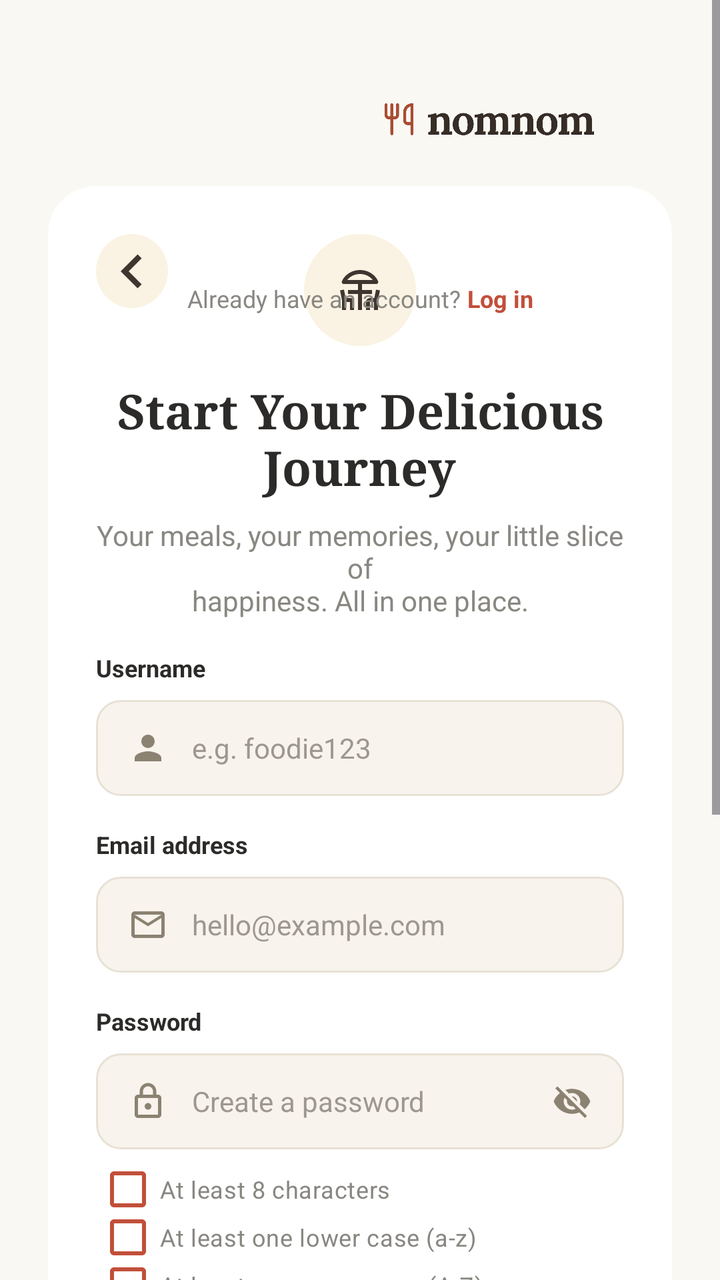
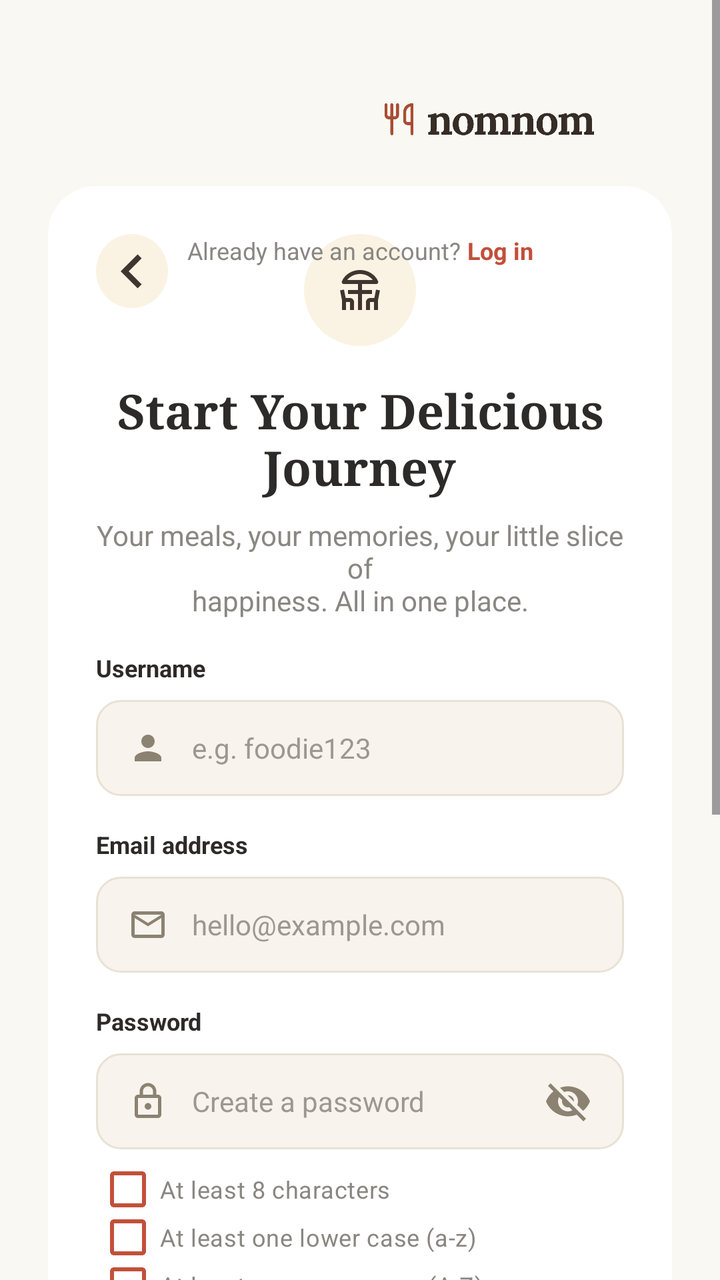

An Android layout rendered at two revisions. The XML below is the earlier revision; the diff shows what the commit changed to produce the second picture.
<!-- AndroidManifest.xml: application theme Theme.Nomnom -->
<!-- res/layout/activity_register.xml -->
<?xml version="1.0" encoding="utf-8"?>
<ScrollView xmlns:android="http://schemas.android.com/apk/res/android"
    xmlns:app="http://schemas.android.com/apk/res-auto"
    xmlns:tools="http://schemas.android.com/tools"
    android:layout_width="match_parent"
    android:layout_height="match_parent"
    android:fillViewport="true"
    android:background="#FAF8F3">

    <androidx.constraintlayout.widget.ConstraintLayout
        android:layout_width="match_parent"
        android:layout_height="wrap_content"
        android:padding="24dp">

        

        

        

        <ImageView
            android:id="@+id/ivLogo"
            android:layout_width="112dp"
            android:layout_height="25dp"
            android:layout_marginStart="164dp"
            android:layout_marginTop="24dp"
            android:src="@drawable/logo"
            app:layout_constraintStart_toStartOf="parent"
            app:layout_constraintTop_toTopOf="parent" />

        <androidx.constraintlayout.widget.ConstraintLayout
            android:id="@+id/cardContainer"
            android:layout_width="match_parent"
            android:layout_height="wrap_content"
            android:layout_marginTop="20dp"
            android:background="@drawable/bg_card"
            android:padding="24dp"
            app:layout_constraintTop_toBottomOf="@id/ivLogo"
            tools:layout_editor_absoluteX="24dp">

            <ImageView
                android:id="@+id/ivHeaderIcon"
                android:layout_width="56dp"
                android:layout_height="56dp"
                android:background="@drawable/bg_icon_register"
                android:padding="16dp"
                android:src="@drawable/ic_dining"
                app:layout_constraintEnd_toEndOf="parent"
                app:layout_constraintStart_toStartOf="parent"
                app:layout_constraintTop_toTopOf="parent" />

            <ImageView
                android:id="@+id/ivHeaderIcon2"
                android:layout_width="36dp"
                android:layout_height="37dp"
                android:background="@drawable/bg_icon_register"
                android:padding="1dp"
                android:src="@drawable/ic_back"
                app:layout_constraintEnd_toEndOf="parent"
                app:layout_constraintHorizontal_bias="0.0"
                app:layout_constraintStart_toStartOf="parent"
                app:layout_constraintTop_toTopOf="parent" />

            <TextView
                android:id="@+id/tvTitle"
                android:layout_width="0dp"
                android:layout_height="wrap_content"
                android:layout_marginTop="16dp"
                android:fontFamily="serif"
                android:gravity="center"
                android:text="Start Your Delicious\nJourney"
                android:textColor="#2C2B29"
                android:textSize="24sp"
                android:textStyle="bold"
                app:layout_constraintEnd_toEndOf="parent"
                app:layout_constraintStart_toStartOf="parent"
                app:layout_constraintTop_toBottomOf="@id/ivHeaderIcon" />

            <TextView
                android:id="@+id/tvSubtitle"
                android:layout_width="0dp"
                android:layout_height="wrap_content"
                android:layout_marginTop="8dp"
                android:gravity="center"
                android:text="Your meals, your memories, your little slice of\nhappiness. All in one place."
                android:textColor="#898782"
                android:textSize="14sp"
                app:layout_constraintEnd_toEndOf="parent"
                app:layout_constraintStart_toStartOf="parent"
                app:layout_constraintTop_toBottomOf="@id/tvTitle" />

            <LinearLayout
                android:id="@+id/llBenefits"
                android:layout_width="wrap_content"
                android:layout_height="wrap_content"
                android:layout_marginTop="8dp"
                android:gravity="center_vertical"
                android:orientation="horizontal"
                app:layout_constraintEnd_toEndOf="parent"
                app:layout_constraintStart_toStartOf="parent"
                app:layout_constraintTop_toBottomOf="@id/tvSubtitle" />

            

            <TextView
                android:id="@+id/tvUsernameLabel"
                android:layout_width="wrap_content"
                android:layout_height="wrap_content"
                android:layout_marginTop="8dp"
                android:text="Username"
                android:textColor="#2C2B29"
                android:textSize="12sp"
                android:textStyle="bold"
                app:layout_constraintStart_toStartOf="parent"
                app:layout_constraintTop_toBottomOf="@id/llBenefits" />

            <LinearLayout
                android:id="@+id/llUsername"
                android:layout_width="match_parent"
                android:layout_height="48dp"
                android:layout_marginTop="8dp"
                android:background="@drawable/bg_input"
                android:gravity="center_vertical"
                android:orientation="horizontal"
                android:paddingHorizontal="16dp"
                app:layout_constraintTop_toBottomOf="@id/tvUsernameLabel">

                <ImageView
                    android:layout_width="20dp"
                    android:layout_height="20dp"
                    android:src="@drawable/ic_person" />

                <EditText
                    android:id="@+id/etUsername"
                    android:layout_width="match_parent"
                    android:layout_height="match_parent"
                    android:layout_marginStart="12dp"
                    android:background="@null"
                    android:hint="e.g. foodie123"
                    android:inputType="textPersonName"
                    android:textColor="#2C2B29"
                    android:textColorHint="#9D988F"
                    android:textSize="14sp" />
            </LinearLayout>

            
            <TextView
                android:id="@+id/tvEmailLabel"
                android:layout_width="wrap_content"
                android:layout_height="wrap_content"
                android:layout_marginTop="16dp"
                android:text="Email address"
                android:textColor="#2C2B29"
                android:textSize="12sp"
                android:textStyle="bold"
                app:layout_constraintStart_toStartOf="parent"
                app:layout_constraintTop_toBottomOf="@id/llUsername" />

            <LinearLayout
                android:id="@+id/llEmail"
                android:layout_width="match_parent"
                android:layout_height="48dp"
                android:layout_marginTop="8dp"
                android:background="@drawable/bg_input"
                android:gravity="center_vertical"
                android:orientation="horizontal"
                android:paddingHorizontal="16dp"
                app:layout_constraintTop_toBottomOf="@id/tvEmailLabel">

                <ImageView
                    android:layout_width="20dp"
                    android:layout_height="20dp"
                    android:src="@drawable/ic_mail" />

                <EditText
                    android:id="@+id/etEmail"
                    android:layout_width="match_parent"
                    android:layout_height="match_parent"
                    android:layout_marginStart="12dp"
                    android:background="@null"
                    android:hint="hello@example.com"
                    android:inputType="textEmailAddress"
                    android:textColor="#2C2B29"
                    android:textColorHint="#9D988F"
                    android:textSize="14sp" />
            </LinearLayout>

            
            <TextView
                android:id="@+id/tvPasswordLabel"
                android:layout_width="wrap_content"
                android:layout_height="wrap_content"
                android:layout_marginTop="16dp"
                android:text="Password"
                android:textColor="#2C2B29"
                android:textSize="12sp"
                android:textStyle="bold"
                app:layout_constraintStart_toStartOf="parent"
                app:layout_constraintTop_toBottomOf="@id/llEmail" />

            <LinearLayout
                android:id="@+id/llPassword"
                android:layout_width="match_parent"
                android:layout_height="48dp"
                android:layout_marginTop="8dp"
                android:background="@drawable/bg_input"
                android:gravity="center_vertical"
                android:orientation="horizontal"
                android:paddingHorizontal="16dp"
                app:layout_constraintTop_toBottomOf="@id/tvPasswordLabel">

                <ImageView
                    android:layout_width="20dp"
                    android:layout_height="20dp"
                    android:src="@drawable/ic_lock" />

                <EditText
                    android:id="@+id/etPassword"
                    android:layout_width="0dp"
                    android:layout_height="match_parent"
                    android:layout_marginStart="12dp"
                    android:layout_weight="1"
                    android:background="@null"
                    android:hint="Create a password"
                    android:inputType="textPassword"
                    android:textColor="#2C2B29"
                    android:textColorHint="#9D988F"
                    android:textSize="14sp" />

                <ImageView
                    android:layout_width="20dp"
                    android:layout_height="20dp"
                    android:layout_marginStart="8dp"
                    android:src="@drawable/ic_visibility_off" />
            </LinearLayout>

            <LinearLayout
                android:id="@+id/llPasswordChecklist"
                android:layout_width="match_parent"
                android:layout_height="wrap_content"
                android:layout_marginTop="8dp"
                android:orientation="vertical"
                app:layout_constraintStart_toStartOf="parent"
                app:layout_constraintTop_toBottomOf="@id/llPassword">

                <CheckBox
                    android:id="@+id/cbLength"
                    android:layout_width="wrap_content"
                    android:layout_height="24dp"
                    android:buttonTint="#C24F3A"
                    android:clickable="false"
                    android:text="At least 8 characters"
                    android:textColor="#898782"
                    android:textSize="12sp" />

                <CheckBox
                    android:id="@+id/cbLowercase"
                    android:layout_width="wrap_content"
                    android:layout_height="24dp"
                    android:buttonTint="#C24F3A"
                    android:clickable="false"
                    android:text="At least one lower case (a-z)"
                    android:textColor="#898782"
                    android:textSize="12sp" />

                <CheckBox
                    android:id="@+id/cbUppercase"
                    android:layout_width="wrap_content"
                    android:layout_height="24dp"
                    android:buttonTint="#C24F3A"
                    android:clickable="false"
                    android:text="At least one upper case (A-Z)"
                    android:textColor="#898782"
                    android:textSize="12sp" />

                <CheckBox
                    android:id="@+id/cbNumber"
                    android:layout_width="wrap_content"
                    android:layout_height="24dp"
                    android:buttonTint="#C24F3A"
                    android:clickable="false"
                    android:text="Include numbers (0-9)"
                    android:textColor="#898782"
                    android:textSize="12sp" />

                <CheckBox
                    android:id="@+id/cbSymbol"
                    android:layout_width="wrap_content"
                    android:layout_height="24dp"
                    android:buttonTint="#C24F3A"
                    android:clickable="false"
                    android:text="Include symbols (!#._)"
                    android:textColor="#898782"
                    android:textSize="12sp" />
            </LinearLayout>

            
            <TextView
                android:id="@+id/tvConfirmPasswordLabel"
                android:layout_width="wrap_content"
                android:layout_height="wrap_content"
                android:layout_marginTop="16dp"
                android:text="Confirm password"
                android:textColor="#2C2B29"
                android:textSize="12sp"
                android:textStyle="bold"
                app:layout_constraintStart_toStartOf="parent"
                app:layout_constraintTop_toBottomOf="@id/llPasswordChecklist" />

            <LinearLayout
                android:id="@+id/llConfirmPassword"
                android:layout_width="match_parent"
                android:layout_height="48dp"
                android:layout_marginTop="8dp"
                android:background="@drawable/bg_input"
                android:gravity="center_vertical"
                android:orientation="horizontal"
                android:paddingHorizontal="16dp"
                app:layout_constraintTop_toBottomOf="@id/tvConfirmPasswordLabel">

                <ImageView
                    android:layout_width="20dp"
                    android:layout_height="20dp"
                    android:src="@drawable/ic_lock" />

                <EditText
                    android:id="@+id/etConfirmPassword"
                    android:layout_width="0dp"
                    android:layout_height="match_parent"
                    android:layout_marginStart="12dp"
                    android:layout_weight="1"
                    android:background="@null"
                    android:hint="Re-enter your password"
                    android:inputType="textPassword"
                    android:textColor="#2C2B29"
                    android:textColorHint="#9D988F"
                    android:textSize="14sp" />

                <ImageView
                    android:layout_width="20dp"
                    android:layout_height="20dp"
                    android:layout_marginStart="8dp"
                    android:src="@drawable/ic_visibility_off" />
            </LinearLayout>

            
            <LinearLayout
                android:id="@+id/llTerms"
                android:layout_width="match_parent"
                android:layout_height="wrap_content"
                android:layout_marginTop="16dp"
                android:gravity="center_vertical"
                android:orientation="horizontal"
                app:layout_constraintTop_toBottomOf="@id/llConfirmPassword">

                <CheckBox
                    android:layout_width="16dp"
                    android:layout_height="16dp"
                    android:layout_marginEnd="8dp"
                    android:background="@drawable/bg_social_button"
                    android:button="@null" />

                <TextView
                    android:layout_width="0dp"
                    android:layout_height="wrap_content"
                    android:layout_weight="1"
                    android:text="I agree to the Terms of Service and Privacy Policy."
                    android:textColor="#898782"
                    android:textSize="12sp" />
            </LinearLayout>

            
            <LinearLayout
                android:id="@+id/btnCreateAccount"
                android:layout_width="match_parent"
                android:layout_height="48dp"
                android:layout_marginTop="24dp"
                android:background="@drawable/bg_button"
                android:gravity="center"
                android:orientation="horizontal"
                app:layout_constraintTop_toBottomOf="@id/llTerms">

                <TextView
                    android:layout_width="wrap_content"
                    android:layout_height="wrap_content"
                    android:text="Create nomnom Account"
                    android:textColor="#FFFFFF"
                    android:textSize="16sp"
                    android:textStyle="bold" />

                <TextView
                    android:layout_width="wrap_content"
                    android:layout_height="wrap_content"
                    android:layout_marginStart="8dp"
                    android:text="→"
                    android:textColor="#FFFFFF"
                    android:textSize="18sp"
                    android:textStyle="bold" />
            </LinearLayout>

            

            
            <LinearLayout
                android:id="@+id/llSocial"
                android:layout_width="match_parent"
                android:layout_height="wrap_content"
                android:baselineAligned="false"
                android:orientation="horizontal"
                tools:layout_editor_absoluteX="24dp"
                tools:layout_editor_absoluteY="753dp"
                app:layout_constraintStart_toStartOf="parent"
                app:layout_constraintEnd_toEndOf="parent"/>

            <LinearLayout
                android:id="@+id/llLogin"
                android:layout_width="wrap_content"
                android:layout_height="wrap_content"
                android:layout_marginTop="24dp"
                android:orientation="horizontal"
                app:layout_constraintEnd_toEndOf="parent"
                app:layout_constraintStart_toStartOf="parent"
                app:layout_constraintTop_toBottomOf="@id/llSocial">

                <TextView
                    android:layout_width="wrap_content"
                    android:layout_height="wrap_content"
                    android:text="Already have an account? "
                    android:textColor="#898782"
                    android:textSize="12sp" />

                <TextView
                    android:layout_width="wrap_content"
                    android:layout_height="wrap_content"
                    android:text="Log in"
                    android:textColor="#C24F3A"
                    android:textSize="12sp"
                    android:textStyle="bold" />
            </LinearLayout>

        </androidx.constraintlayout.widget.ConstraintLayout>

        <LinearLayout
            android:layout_width="match_parent"
            android:layout_height="wrap_content"
            android:layout_marginTop="32dp"
            android:gravity="center"
            android:orientation="horizontal"
            app:layout_constraintTop_toBottomOf="@id/cardContainer"
            app:layout_constraintBottom_toBottomOf="parent"
            app:layout_constraintVertical_bias="1">
            <TextView
                android:layout_width="wrap_content"
                android:layout_height="wrap_content"
                android:text="Good food. Happy memories. A journal that's yours."
                android:textColor="#898782"
                android:textSize="12sp"/>
        </LinearLayout>

    </androidx.constraintlayout.widget.ConstraintLayout>
</ScrollView>
<!-- resources referenced by this layout -->
<resources>
  <!-- drawable bg_button (drawable) -->
  <shape xmlns:android="http://schemas.android.com/apk/res/android">
      <solid android:color="#E38867"/>
      <corners android:radius="24dp"/>
  </shape>
  <!-- drawable bg_card (drawable) -->
  <shape xmlns:android="http://schemas.android.com/apk/res/android">
      <solid android:color="#FFFFFF"/>
      <corners android:topLeftRadius="24dp" android:topRightRadius="24dp" android:bottomLeftRadius="24dp" android:bottomRightRadius="24dp"/>
  </shape>
  <!-- drawable bg_icon_register (drawable) -->
  <shape xmlns:android="http://schemas.android.com/apk/res/android" android:shape="oval">
      <solid android:color="#FAF3E3"/>
  </shape>
  <!-- drawable bg_input (drawable) -->
  <shape xmlns:android="http://schemas.android.com/apk/res/android">
      <solid android:color="#F8F3EC"/>
      <corners android:radius="12dp"/>
      <stroke android:width="1dp" android:color="#E8E1D5"/>
  </shape>
  <!-- drawable bg_social_button (drawable) -->
  <shape xmlns:android="http://schemas.android.com/apk/res/android">
      <solid android:color="#FFFFFF"/>
      <corners android:radius="16dp"/>
      <stroke android:width="1dp" android:color="#E8E1D5"/>
  </shape>
  <!-- drawable ic_back (drawable) -->
  <?xml version="1.0" encoding="utf-8"?>
  <vector xmlns:android="http://schemas.android.com/apk/res/android"
      android:width="24dp"
      android:height="24dp"
      android:viewportWidth="24"
      android:viewportHeight="24">
      <path
          android:fillColor="@color/text_primary"
          android:pathData="M15.41,16.59L10.83,12l4.58,-4.59L14,6l-6,6 6,6 1.41,-1.41z" />
  </vector>
  <!-- drawable ic_lock (drawable) -->
  <vector xmlns:android="http://schemas.android.com/apk/res/android"
      android:width="24dp"
      android:height="24dp"
      android:viewportWidth="24"
      android:viewportHeight="24"
      android:tint="#8B8272">
      <path
          android:fillColor="@android:color/white"
          android:pathData="M18,8h-1V6c0,-2.76 -2.24,-5 -5,-5S7,3.24 7,6v2H6c-1.1,0 -2,0.9 -2,2v10c0,1.1 0.9,2 2,2h12c1.1,0 2,-0.9 2,-2V10c0,-1.1 -0.9,-2 -2,-2zM9,6c0,-1.66 1.34,-3 3,-3s3,1.34 3,3v2H9V6zm9,14H6V10h12v10zm-6,-3c1.1,0 2,-0.9 2,-2s-0.9,-2 -2,-2 -2,0.9 -2,2 0.9,2 2,2z"/>
  </vector>
  <!-- drawable ic_mail (drawable) -->
  <vector xmlns:android="http://schemas.android.com/apk/res/android"
      android:width="24dp"
      android:height="24dp"
      android:viewportWidth="24"
      android:viewportHeight="24"
      android:tint="#8B8272">
      <path
          android:fillColor="@android:color/white"
          android:pathData="M20,4H4C2.9,4 2.01,4.9 2.01,6L2,18c0,1.1 0.9,2 2,2h16c1.1,0 2,-0.9 2,-2V6c0,-1.1 -0.9,-2 -2,-2zM20,18H4V8l8,5 8,-5v10zM12,11L4,6h16l-8,5z"/>
  </vector>
  <!-- drawable ic_person (drawable) -->
  <vector xmlns:android="http://schemas.android.com/apk/res/android"
      android:width="24dp"
      android:height="24dp"
      android:viewportWidth="24"
      android:viewportHeight="24"
      android:tint="#8B8272">
      <path
          android:fillColor="@android:color/white"
          android:pathData="M12,12c2.21,0 4,-1.79 4,-4s-1.79,-4 -4,-4 -4,1.79 -4,4 1.79,4 4,4zM12,14c-2.67,0 -8,1.34 -8,4v2h16v-2c0,-2.66 -5.33,-4 -8,-4z"/>
  </vector>
  <style name="Theme.Nomnom" parent="Base.Theme.Nomnom" />
  <color name="text_primary">#40352F</color>
  <style name="Base.Theme.Nomnom" parent="Theme.Material3.DayNight.NoActionBar">
          
          
      </style>
  <!-- unchanged entries left out for length: 3 -->
</resources>

<!-- the commit's change to res/layout/activity_register.xml (unified diff, before → after) -->
@@ -223,15 +223,12 @@
                     android:background="@null"
                     android:hint="Create a password"
                     android:inputType="textPassword"
+                    android:drawableEnd="@drawable/ic_visibility_off"
+                    android:drawablePadding="12dp"
                     android:textColor="#2C2B29"
                     android:textColorHint="#9D988F"
                     android:textSize="14sp" />
 
-                <ImageView
-                    android:layout_width="20dp"
-                    android:layout_height="20dp"
-                    android:layout_marginStart="8dp"
-                    android:src="@drawable/ic_visibility_off" />
             </LinearLayout>
 
             <LinearLayout
@@ -332,15 +329,12 @@
                     android:background="@null"
                     android:hint="Re-enter your password"
                     android:inputType="textPassword"
+                    android:drawableEnd="@drawable/ic_visibility_off"
+                    android:drawablePadding="12dp"
                     android:textColor="#2C2B29"
                     android:textColorHint="#9D988F"
                     android:textSize="14sp" />
 
-                <ImageView
-                    android:layout_width="20dp"
-                    android:layout_height="20dp"
-                    android:layout_marginStart="8dp"
-                    android:src="@drawable/ic_visibility_off" />
             </LinearLayout>
 
             
@@ -398,29 +392,15 @@
                     android:textStyle="bold" />
             </LinearLayout>
 
-            
-
-            
-            <LinearLayout
-                android:id="@+id/llSocial"
-                android:layout_width="match_parent"
-                android:layout_height="wrap_content"
-                android:baselineAligned="false"
-                android:orientation="horizontal"
-                tools:layout_editor_absoluteX="24dp"
-                tools:layout_editor_absoluteY="753dp"
-                app:layout_constraintStart_toStartOf="parent"
-                app:layout_constraintEnd_toEndOf="parent"/>
-
             <LinearLayout
                 android:id="@+id/llLogin"
                 android:layout_width="wrap_content"
                 android:layout_height="wrap_content"
                 android:layout_marginTop="24dp"
-                android:orientation="horizontal"
-                app:layout_constraintEnd_toEndOf="parent"
-                app:layout_constraintStart_toStartOf="parent"
-                app:layout_constraintTop_toBottomOf="@id/llSocial">
+                android:layout_gravity="center_horizontal"
+                android:orientation="horizontal"
+                app:layout_constraintStart_toStartOf="parent"
+                app:layout_constraintEnd_toEndOf="parent">
 
                 <TextView
                     android:layout_width="wrap_content"
@@ -435,7 +415,10 @@
                     android:text="Log in"
                     android:textColor="#C24F3A"
                     android:textSize="12sp"
-                    android:textStyle="bold" />
+                    android:textStyle="bold"
+                    app:layout_constraintTop_toBottomOf="@id/btnLogin"
+                    app:layout_constraintStart_toStartOf="parent"
+                    app:layout_constraintEnd_toEndOf="parent"/>
             </LinearLayout>
 
         </androidx.constraintlayout.widget.ConstraintLayout>
